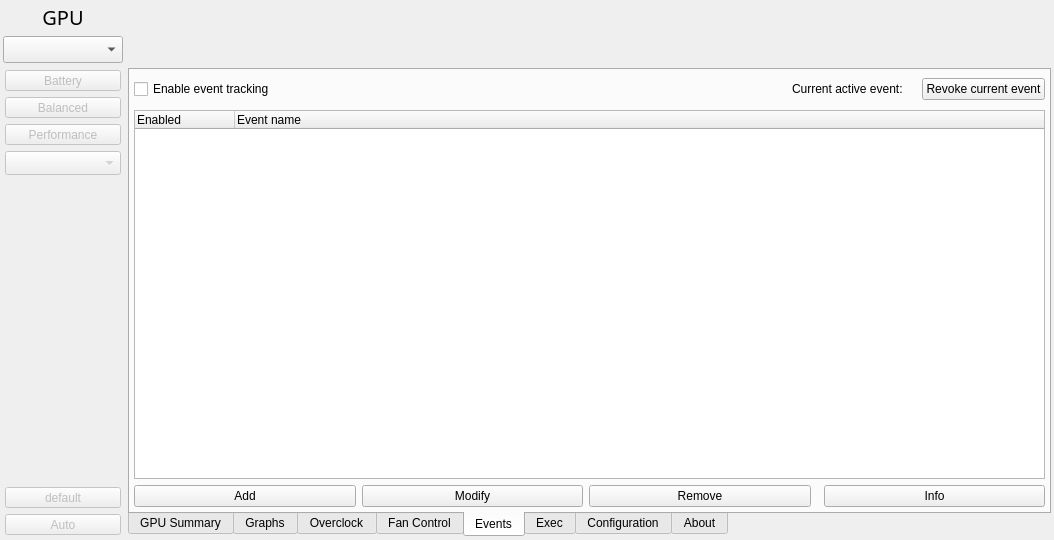
Before: the Qt Designer form radeon-profile/radeon_profile.ui in marazmista/radeon-profile, drawn with Qt 5.
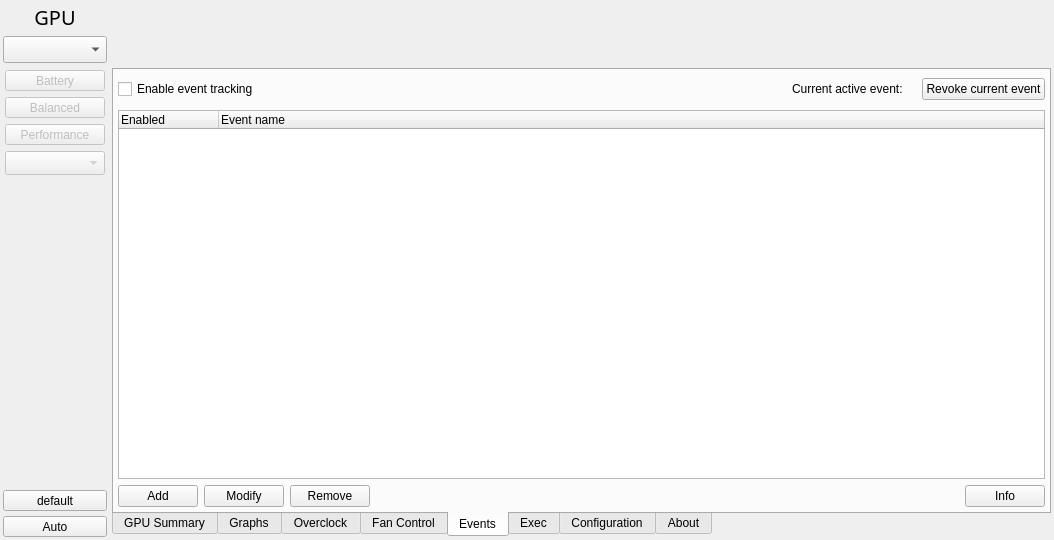
After: the same form once the commit is applied. The open tabs and pages were chosen to show the change. Icons and pictures are not drawn.

Commit message: moved overclock and fan profile buttons on left panel out of DPM buttons stack page, modified scaling

```diff
--- a/radeon-profile/radeon_profile.ui
+++ b/radeon-profile/radeon_profile.ui
@@ -24,7 +24,7 @@
     <normaloff>:/icon/extra/radeon-profile.png</normaloff>:/icon/extra/radeon-profile.png</iconset>
   </property>
   <widget class="QWidget" name="centralWidget">
-   <layout class="QGridLayout" name="gridLayout_15" rowstretch="0,0,0" columnstretch="0,0">
+   <layout class="QGridLayout" name="gridLayout_15" rowstretch="0,0,0,0,0" columnstretch="0,1">
     <property name="leftMargin">
      <number>3</number>
     </property>
@@ -40,6 +40,28 @@
     <property name="spacing">
      <number>5</number>
     </property>
+    <item row="0" column="0">
+     <widget class="QLabel" name="label">
+      <property name="sizePolicy">
+       <sizepolicy hsizetype="Expanding" vsizetype="Minimum">
+        <horstretch>0</horstretch>
+        <verstretch>0</verstretch>
+       </sizepolicy>
+      </property>
+      <property name="font">
+       <font>
+        <family>Noto Sans</family>
+        <pointsize>15</pointsize>
+       </font>
+      </property>
+      <property name="text">
+       <string>GPU</string>
+      </property>
+      <property name="alignment">
+       <set>Qt::AlignCenter</set>
+      </property>
+     </widget>
+    </item>
     <item row="0" column="1" rowspan="2">
      <widget class="QWidget" name="widget_topbar" native="true">
       <property name="sizePolicy">
@@ -79,33 +101,72 @@
       </layout>
      </widget>
     </item>
+    <item row="4" column="0">
+     <widget class="QToolButton" name="btn_fanControl">
+      <property name="sizePolicy">
+       <sizepolicy hsizetype="Expanding" vsizetype="Minimum">
+        <horstretch>0</horstretch>
+        <verstretch>0</verstretch>
+       </sizepolicy>
+      </property>
+      <property name="text">
+       <string>Auto</string>
+      </property>
+      <property name="icon">
+       <iconset resource="radeon-resource.qrc">
+        <normaloff>:/icon/symbols/fan.png</normaloff>:/icon/symbols/fan.png</iconset>
+      </property>
+      <property name="iconSize">
+       <size>
+        <width>32</width>
+        <height>32</height>
+       </size>
+      </property>
+      <property name="popupMode">
+       <enum>QToolButton::InstantPopup</enum>
+      </property>
+      <property name="toolButtonStyle">
+       <enum>Qt::ToolButtonTextUnderIcon</enum>
+      </property>
+      <property name="arrowType">
+       <enum>Qt::NoArrow</enum>
+      </property>
+     </widget>
+    </item>
+    <item row="1" column="0">
+     <widget class="QComboBox" name="combo_gpus">
+      <property name="sizePolicy">
+       <sizepolicy hsizetype="Ignored" vsizetype="Minimum">
+        <horstretch>0</horstretch>
+        <verstretch>0</verstretch>
+       </sizepolicy>
+      </property>
+      <property name="font">
+       <font>
+        <family>Monospace</family>
+        <pointsize>10</pointsize>
+       </font>
+      </property>
+      <property name="toolTip">
+       <string>Selected GPU</string>
+      </property>
+     </widget>
+    </item>
     <item row="2" column="0">
      <widget class="QStackedWidget" name="stack_pm">
       <property name="enabled">
        <bool>false</bool>
       </property>
       <property name="sizePolicy">
-       <sizepolicy hsizetype="Fixed" vsizetype="Minimum">
+       <sizepolicy hsizetype="Expanding" vsizetype="Minimum">
         <horstretch>0</horstretch>
         <verstretch>0</verstretch>
        </sizepolicy>
       </property>
-      <property name="minimumSize">
-       <size>
-        <width>120</width>
-        <height>0</height>
-       </size>
-      </property>
-      <property name="maximumSize">
-       <size>
-        <width>120</width>
-        <height>16777215</height>
-       </size>
-      </property>
       <property name="currentIndex">
        <number>0</number>
       </property>
-      <widget class="QWidget" name="pageDdp">
+      <widget class="QWidget" name="pageDpm">
        <property name="sizePolicy">
         <sizepolicy hsizetype="Preferred" vsizetype="Preferred">
          <horstretch>0</horstretch>
@@ -251,83 +312,53 @@
           <property name="orientation">
            <enum>Qt::Vertical</enum>
           </property>
+          <property name="sizeType">
+           <enum>QSizePolicy::MinimumExpanding</enum>
+          </property>
           <property name="sizeHint" stdset="0">
            <size>
-            <width>20</width>
-            <height>40</height>
+            <width>0</width>
+            <height>0</height>
            </size>
           </property>
          </spacer>
         </item>
-        <item>
-         <widget class="QToolButton" name="btn_ocProfileControl">
-          <property name="sizePolicy">
-           <sizepolicy hsizetype="MinimumExpanding" vsizetype="Minimum">
-            <horstretch>0</horstretch>
-            <verstretch>0</verstretch>
-           </sizepolicy>
-          </property>
-          <property name="text">
-           <string>default</string>
-          </property>
-          <property name="icon">
-           <iconset resource="radeon-resource.qrc">
-            <normaloff>:/icon/symbols/overclock.png</normaloff>:/icon/symbols/overclock.png</iconset>
-          </property>
-          <property name="iconSize">
-           <size>
-            <width>32</width>
-            <height>32</height>
-           </size>
-          </property>
-          <property name="popupMode">
-           <enum>QToolButton::InstantPopup</enum>
-          </property>
-          <property name="toolButtonStyle">
-           <enum>Qt::ToolButtonTextUnderIcon</enum>
-          </property>
-         </widget>
-        </item>
-        <item>
-         <widget class="QToolButton" name="btn_fanControl">
-          <property name="sizePolicy">
-           <sizepolicy hsizetype="MinimumExpanding" vsizetype="Minimum">
-            <horstretch>0</horstretch>
-            <verstretch>0</verstretch>
-           </sizepolicy>
-          </property>
-          <property name="text">
-           <string>Auto</string>
-          </property>
-          <property name="icon">
-           <iconset resource="radeon-resource.qrc">
-            <normaloff>:/icon/symbols/fan.png</normaloff>:/icon/symbols/fan.png</iconset>
-          </property>
-          <property name="iconSize">
-           <size>
-            <width>32</width>
-            <height>32</height>
-           </size>
-          </property>
-          <property name="popupMode">
-           <enum>QToolButton::InstantPopup</enum>
-          </property>
-          <property name="toolButtonStyle">
-           <enum>Qt::ToolButtonTextUnderIcon</enum>
-          </property>
-          <property name="arrowType">
-           <enum>Qt::NoArrow</enum>
-          </property>
-         </widget>
-        </item>
+       </layout>
+      </widget>
+      <widget class="QWidget" name="pageMode">
+       <layout class="QVBoxLayout" name="verticalLayout_18">
+        <property name="leftMargin">
+         <number>2</number>
+        </property>
+        <property name="topMargin">
+         <number>2</number>
+        </property>
+        <property name="rightMargin">
+         <number>2</number>
+        </property>
+        <property name="bottomMargin">
+         <number>2</number>
+        </property>
        </layout>
       </widget>
       <widget class="QWidget" name="pageProfile">
        <layout class="QVBoxLayout" name="verticalLayout_23">
+        <property name="leftMargin">
+         <number>2</number>
+        </property>
+        <property name="topMargin">
+         <number>2</number>
+        </property>
+        <property name="rightMargin">
+         <number>2</number>
+        </property>
+        <property name="bottomMargin">
+         <number>2</number>
+        </property>
         <item>
          <widget class="QPushButton" name="chProfile">
           <property name="sizePolicy">
-           <sizepolicy hsizetype="Minimum" vsizetype="Minimum">
+           <sizepolicy hsizetype="Expanding" vsizetype="Minimum">
             <horstretch>0</horstretch>
             <verstretch>0</verstretch>
            </sizepolicy>
@@ -354,48 +385,36 @@
       </widget>
      </widget>
     </item>
-    <item row="0" column="0">
-     <widget class="QLabel" name="label">
+    <item row="3" column="0">
+     <widget class="QToolButton" name="btn_ocProfileControl">
       <property name="sizePolicy">
-       <sizepolicy hsizetype="Minimum" vsizetype="Minimum">
+       <sizepolicy hsizetype="Expanding" vsizetype="Minimum">
         <horstretch>0</horstretch>
         <verstretch>0</verstretch>
        </sizepolicy>
       </property>
-      <property name="font">
-       <font>
-        <family>Noto Sans</family>
-        <pointsize>15</pointsize>
-       </font>
-      </property>
       <property name="text">
-       <string>GPU</string>
+       <string>default</string>
       </property>
-      <property name="alignment">
-       <set>Qt::AlignCenter</set>
+      <property name="icon">
+       <iconset resource="radeon-resource.qrc">
+        <normaloff>:/icon/symbols/overclock.png</normaloff>:/icon/symbols/overclock.png</iconset>
       </property>
-     </widget>
-    </item>
-    <item row="1" column="0">
-     <widget class="QComboBox" name="combo_gpus">
-      <property name="sizePolicy">
-       <sizepolicy hsizetype="Minimum" vsizetype="Minimum">
-        <horstretch>0</horstretch>
-        <verstretch>0</verstretch>
-       </sizepolicy>
+      <property name="iconSize">
+       <size>
+        <width>32</width>
+        <height>32</height>
+       </size>
       </property>
-      <property name="font">
-       <font>
-        <family>Monospace</family>
-        <pointsize>10</pointsize>
-       </font>
+      <property name="popupMode">
+       <enum>QToolButton::InstantPopup</enum>
       </property>
-      <property name="toolTip">
-       <string>Selected GPU</string>
+      <property name="toolButtonStyle">
+       <enum>Qt::ToolButtonTextUnderIcon</enum>
       </property>
      </widget>
     </item>
-    <item row="2" column="1">
+    <item row="2" column="1" rowspan="3">
      <widget class="QTabWidget" name="tw_main">
       <property name="enabled">
        <bool>true</bool>
@@ -2233,6 +2252,12 @@
             <property name="orientation">
              <enum>Qt::Horizontal</enum>
             </property>
+            <property name="sizeHint" stdset="0">
+             <size>
+              <width>0</width>
+              <height>0</height>
+             </size>
+            </property>
            </spacer>
           </item>
           <item>
@@ -3553,8 +3578,8 @@
             <rect>
              <x>0</x>
              <y>0</y>
-             <width>895</width>
-             <height>696</height>
+             <width>911</width>
+             <height>680</height>
             </rect>
            </property>
            <layout class="QVBoxLayout" name="verticalLayout_27">
```
